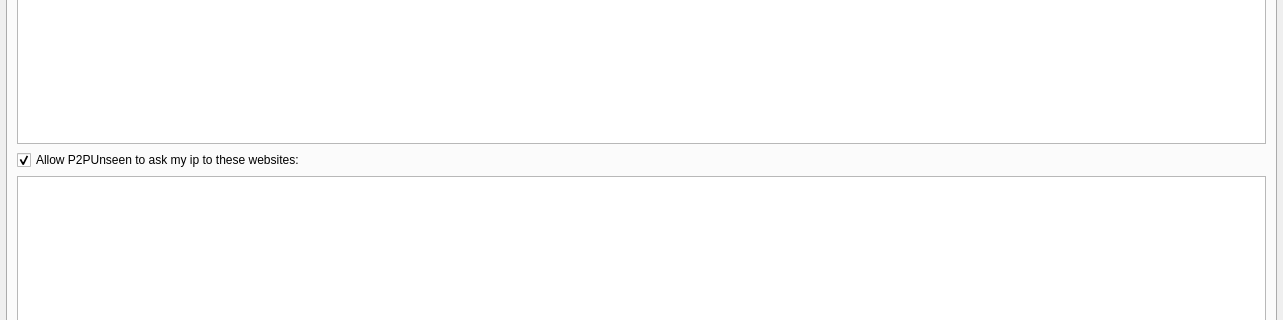
Before: the Qt Designer form retroshare-gui/src/gui/settings/ServerPage.ui in RetroShare/RetroShare, drawn with Qt 5; both pictures show x 0 to 1283 and y 287 to 607 of the 1283 by 917 pixel window.
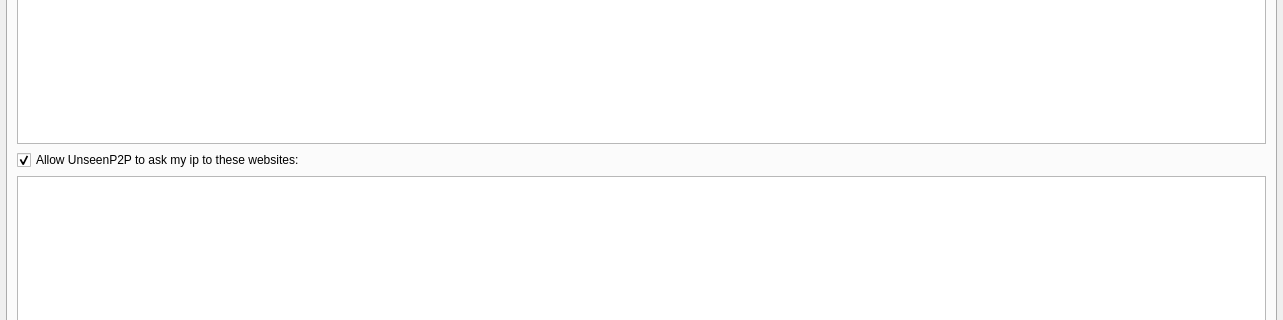
After: the same form once the commit is applied. The open tabs and pages were chosen to show the change. Icons and pictures are not drawn.

Commit message: Update Unseen name

```diff
--- a/retroshare-gui/src/gui/settings/ServerPage.ui
+++ b/retroshare-gui/src/gui/settings/ServerPage.ui
@@ -484,7 +484,7 @@
           <string>&lt;html&gt;&lt;head/&gt;&lt;body&gt;&lt;p&gt;If you uncheck this, P2PUnseen can only determine your IP &lt;/p&gt;&lt;p&gt;when you connect to somebody. Leaving this checked helps &lt;/p&gt;&lt;p&gt;connecting when you have few friends. It also helps if you're &lt;/p&gt;&lt;p&gt;behind a firewall or a VPN.&lt;/p&gt;&lt;/body&gt;&lt;/html&gt;</string>
          </property>
          <property name="text">
-          <string>Allow P2PUnseen to ask my ip to these websites:</string>
+          <string>Allow UnseenP2P to ask my ip to these websites:</string>
          </property>
          <property name="checked">
           <bool>true</bool>
```
Left out of the diff: 26 changed lines with no effect on the pictures. The commit also changes 107 other files.
